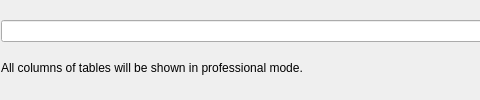
Above: dialogglobalsettings.ui from qwerty258/filemetadata before the change; both pictures show x 94 to 574 and y 0 to 100 of the 800 by 100 pixel window. Below: the same form after it.
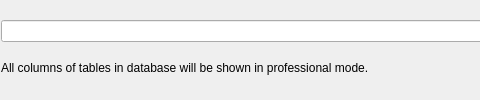
That is the form after the change.

Commit message: update to clear instruction in settings

```diff
--- a/dialogglobalsettings.ui
+++ b/dialogglobalsettings.ui
@@ -54,7 +54,7 @@
    <item row="1" column="2">
     <widget class="QLabel" name="labelProModeNote">
      <property name="text">
-      <string>All columns of tables will be shown in professional mode.</string>
+      <string>All columns of tables in database will be shown in professional mode.</string>
      </property>
     </widget>
    </item>
```
